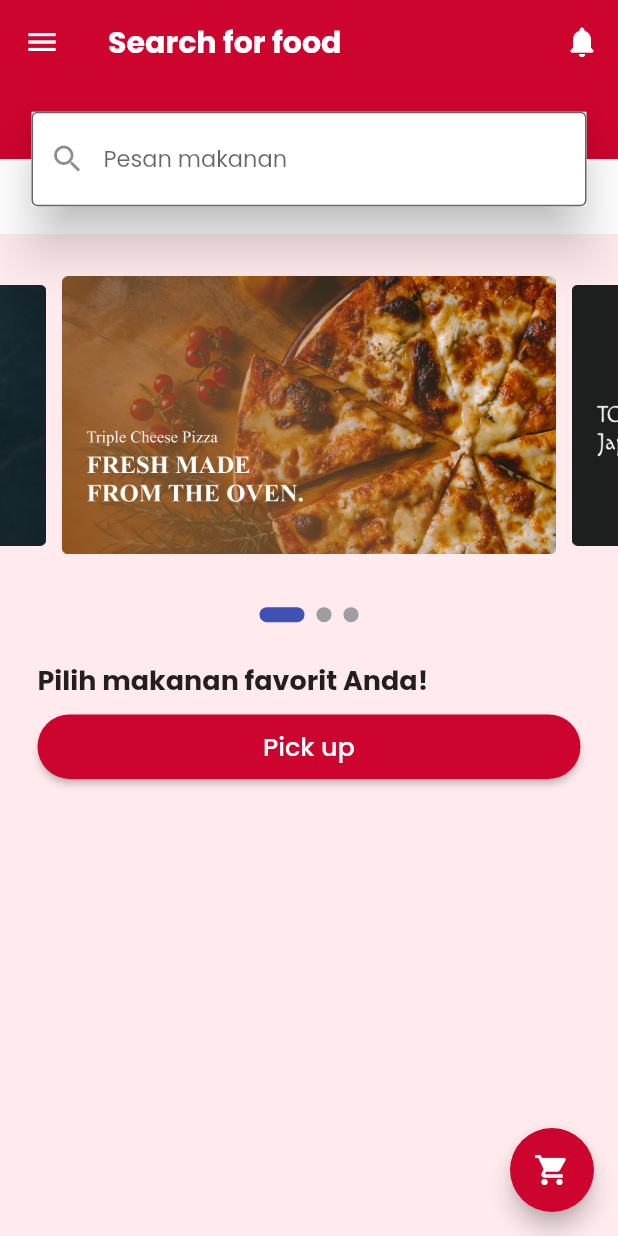
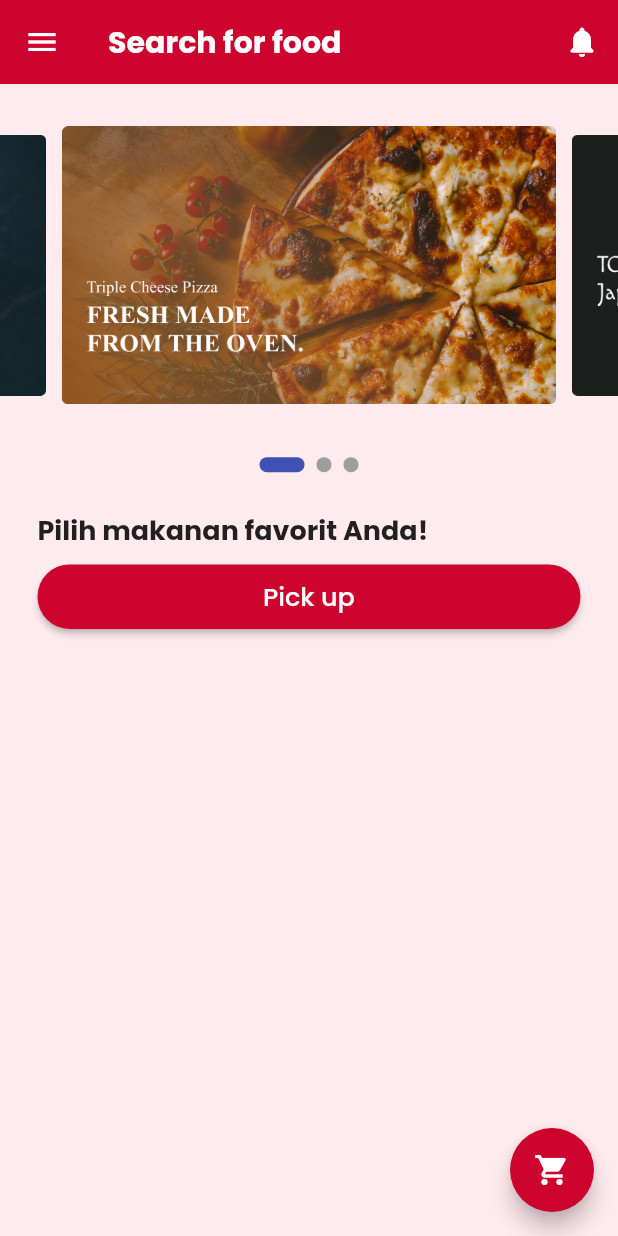
Before and after one commit to komangputrasn/upj-digital-canteen, a Flutter app: the HomeScreen screen opened directly, on a phone screen of 412 x 824 dp. Run offline on Flutter 3.47's test engine with Material 2 defaults, Android fonts, the phone set to English and light mode, and no system bars; drawn by our look-alikes of carousel_slider, flutter_typeahead, smooth_page_indicator; our stand-ins replace cloud_firestore, firebase_auth, firebase_core, firebase_storage, google_fonts, image_picker; missing offline and left inert: cart_stepper; accounts and stored records are empty.

Commit message:
uploading to remote repo

```diff
--- a/lib/notifications.dart
+++ b/lib/notifications.dart
@@ -1,7 +1,7 @@
 import 'package:flutter/material.dart';
 import 'package:upj_digital_canteen/constants.dart';
 import 'package:upj_digital_canteen/screens/pembeli/homescreen/homescreen_main.dart';
-import 'utils.dart';
+// import 'utils.dart';
 
 class NotificationsPage extends StatelessWidget {
   const NotificationsPage({super.key});
--- a/lib/screens/pembeli/homescreen/homescreen_main.dart
+++ b/lib/screens/pembeli/homescreen/homescreen_main.dart
@@ -5,7 +5,6 @@ import 'package:upj_digital_canteen/screens/pembeli/homescreen/app_bar.dart';
 import 'package:upj_digital_canteen/screens/pembeli/homescreen/drawer.dart';
 import 'package:upj_digital_canteen/screens/pembeli/homescreen/pick_up_button.dart';
 import 'package:upj_digital_canteen/screens/pembeli/homescreen/resto_food_list.dart';
-import 'package:upj_digital_canteen/screens/pembeli/homescreen/search_bar.dart';
 
 import '../../../constants.dart';
 
@@ -33,7 +32,7 @@ class HomeScreen extends StatelessWidget {
         body: CustomScrollView(
           slivers: [
             HomeAppBar(),
-            SearchBar(),
+            // SearchBar(),
             AdvertCarousel(),
             PickUp(),
             RestoList(),
```
Also changed, not shown: pubspec.lock, 2 other files.
